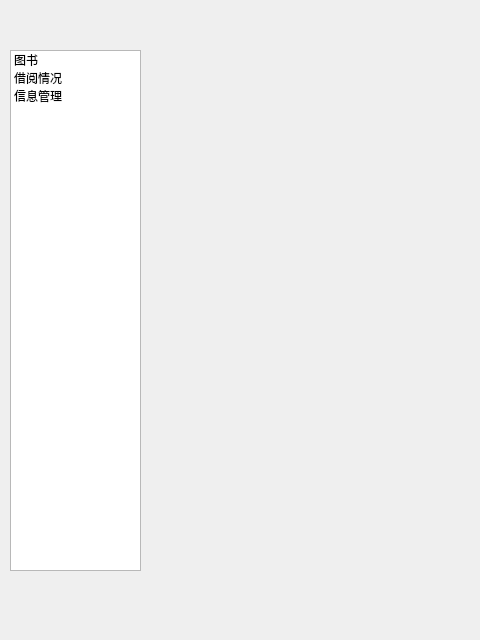
Qt form qt try/ui_outline/administermainwindow.ui (GhostofAdam/LibraryManagement) before a commit; both pictures show x 0 to 480 and y 0 to 640 of the 955 by 640 pixel window.
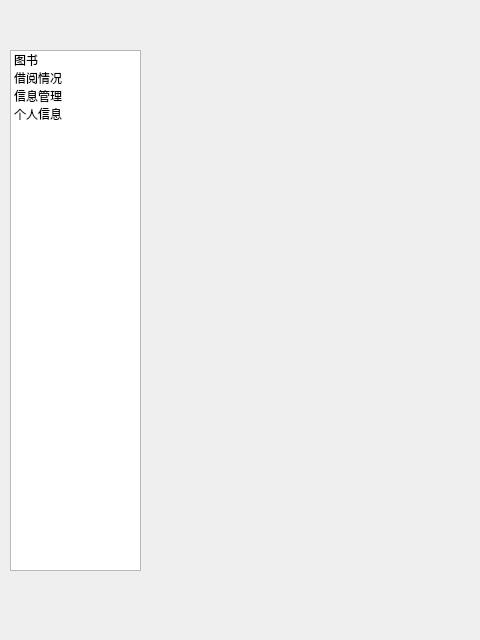
The same form after that commit.

The edit to the form file:
```diff
--- a/qt try/ui_outline/administermainwindow.ui
+++ b/qt try/ui_outline/administermainwindow.ui
@@ -51,6 +51,11 @@
      <string>信息管理</string>
     </property>
    </item>
+   <item>
+    <property name="text">
+     <string>个人信息</string>
+    </property>
+   </item>
   </widget>
  </widget>
  <resources/>
```
